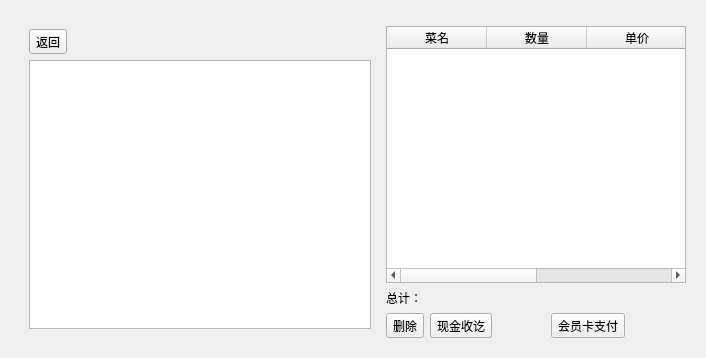
First picture: the form in src/orderwidget.ui, repository daodaoliang/caicai, before the edit.
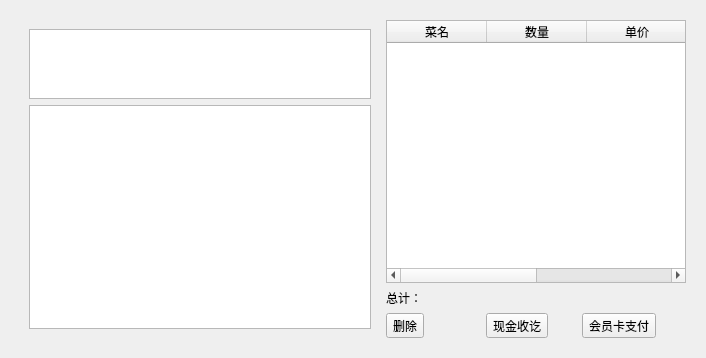
Second picture: the form after the edit.

Commit message: 修改部分内容

The edit to the form file:
```diff
--- a/src/orderwidget.ui
+++ b/src/orderwidget.ui
@@ -21,14 +21,32 @@
      </property>
      <widget class="QWidget" name="page_2">
       <layout class="QGridLayout" name="gridLayout_2">
-       <item row="3" column="4">
-        <widget class="QToolButton" name="toolButton">
-         <property name="text">
-          <string>会员卡支付</string>
+       <item row="0" column="0" rowspan="3">
+        <widget class="QStackedWidget" name="stackedWidget_2">
+         <property name="currentIndex">
+          <number>0</number>
          </property>
+         <widget class="QWidget" name="page_4">
+          <layout class="QVBoxLayout" name="verticalLayout" stretch="1,7">
+           <item>
+            <widget class="QListView" name="disheTypeList">
+             <property name="viewMode">
+              <enum>QListView::IconMode</enum>
+             </property>
+            </widget>
+           </item>
+           <item>
+            <widget class="QListView" name="dishesList">
+             <property name="viewMode">
+              <enum>QListView::IconMode</enum>
+             </property>
+            </widget>
+           </item>
+          </layout>
+         </widget>
         </widget>
        </item>
-       <item row="1" column="1" colspan="5">
+       <item row="0" column="1" colspan="3">
         <widget class="QTableWidget" name="tableWidget_2">
          <property name="minimumSize">
           <size>
@@ -58,69 +76,34 @@
          </column>
         </widget>
        </item>
-       <item row="2" column="1" colspan="2">
+       <item row="1" column="1">
         <widget class="QLabel" name="label">
          <property name="text">
           <string>总计：</string>
          </property>
         </widget>
        </item>
-       <item row="3" column="1">
+       <item row="2" column="1">
         <widget class="QToolButton" name="toolButton_2">
          <property name="text">
           <string>删除</string>
          </property>
         </widget>
        </item>
-       <item row="0" column="0" rowspan="4">
-        <widget class="QStackedWidget" name="stackedWidget_2">
-         <property name="currentIndex">
-          <number>1</number>
-         </property>
-         <widget class="QWidget" name="page_3">
-          <layout class="QHBoxLayout" name="horizontalLayout_3">
-           <property name="spacing">
-            <number>0</number>
-           </property>
-           <property name="margin">
-            <number>0</number>
-           </property>
-           <item>
-            <widget class="QListView" name="disheTypeList">
-             <property name="viewMode">
-              <enum>QListView::IconMode</enum>
-             </property>
-            </widget>
-           </item>
-          </layout>
-         </widget>
-         <widget class="QWidget" name="page_4">
-          <layout class="QVBoxLayout" name="verticalLayout">
-           <item>
-            <widget class="QToolButton" name="toolButton_5">
-             <property name="text">
-              <string>返回</string>
-             </property>
-            </widget>
-           </item>
-           <item>
-            <widget class="QListView" name="dishesList">
-             <property name="viewMode">
-              <enum>QListView::IconMode</enum>
-             </property>
-            </widget>
-           </item>
-          </layout>
-         </widget>
-        </widget>
-       </item>
-       <item row="3" column="2" colspan="2">
+       <item row="2" column="2">
         <widget class="QToolButton" name="toolButton_3">
          <property name="text">
           <string>现金收讫</string>
          </property>
         </widget>
        </item>
+       <item row="2" column="3">
+        <widget class="QToolButton" name="toolButton">
+         <property name="text">
+          <string>会员卡支付</string>
+         </property>
+        </widget>
+       </item>
       </layout>
      </widget>
     </widget>
```
The commit also changes 1 other file.
